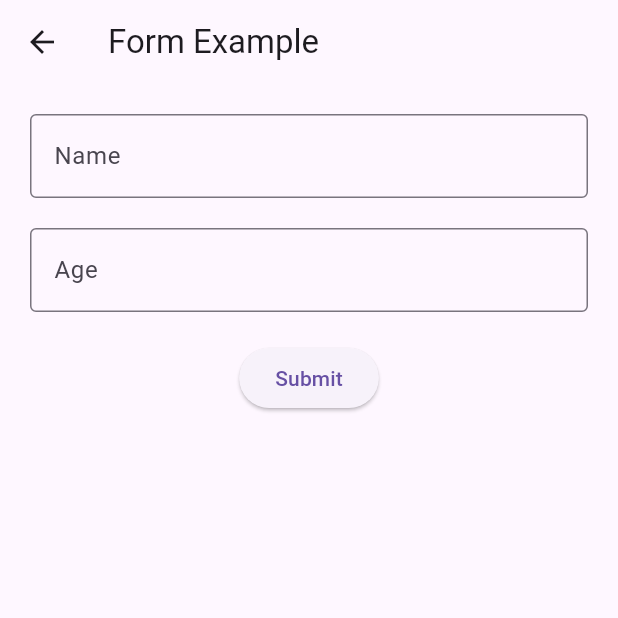
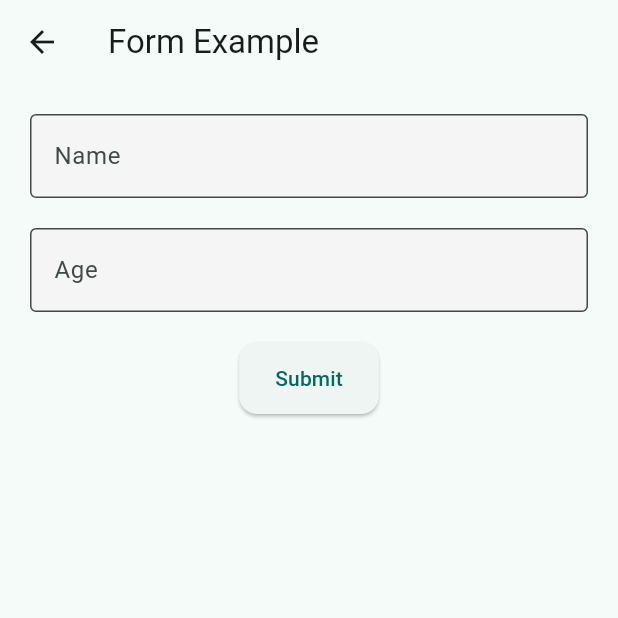
Before and after one commit to Usama-Mavric/flutter-todo-app, a Flutter app: the screen it shows after launch, after a tap on "Go to Form", on a phone screen of 412 x 824 dp, the top half of it. Run offline on Flutter 3.47's test engine with Material 3 defaults, Android fonts, the phone set to English and light mode, and no system bars; our stand-ins replace shared_preferences.

Commit message:
Theming setup

```diff
--- a/lib/main.dart
+++ b/lib/main.dart
@@ -19,7 +19,31 @@ class MyApp extends StatelessWidget {
   Widget build(BuildContext context) {
     return MaterialApp(
       title: "Learning Flutter",
-      theme: ThemeData(primarySwatch: Colors.blue),
+      debugShowCheckedModeBanner: false,
+      theme: ThemeData(
+        colorScheme: ColorScheme.fromSeed(seedColor: Colors.teal),
+        useMaterial3: true, // modern Material You design
+        textTheme: const TextTheme(
+          headlineMedium: TextStyle(fontSize: 22, fontWeight: FontWeight.bold),
+          bodyLarge: TextStyle(fontSize: 16),
+        ),
+        elevatedButtonTheme: ElevatedButtonThemeData(
+          style: ElevatedButton.styleFrom(
+            padding: const EdgeInsets.symmetric(vertical: 14, horizontal: 24),
+            shape: RoundedRectangleBorder(
+              borderRadius: BorderRadius.circular(12),
+            ),
+          ),
+        ),
+
+        inputDecorationTheme: InputDecorationTheme(
+          border: OutlineInputBorder(borderRadius: BorderRadius.circular(12)),
+          filled: true,
+          fillColor: Colors.grey.shade100,
+        ),
+      ),
+      darkTheme: ThemeData.dark(useMaterial3: true),
+      themeMode: ThemeMode.system,
       home: const HomeScreen(),
     );
   }
--- a/lib/pages/home.dart
+++ b/lib/pages/home.dart
@@ -22,69 +22,168 @@ class _HomeScreenState extends State<HomeScreen> {
   Widget build(BuildContext context) {
     final count = context.watch<TodoProvider>().todos.length;
     return Scaffold(
-      appBar: AppBar(title: const Text("Home")),
+      appBar: AppBar(title: const Text("🏠 Home"), centerTitle: true),
+
+      // body: Padding(
+      //   padding: const EdgeInsets.all(20),
+      //   child: Column(
+      //     mainAxisAlignment: MainAxisAlignment.center,
+      //     children: [
+      //       Text("Total Todos: $count"),
+      //       TextField(
+      //         controller: _nameController,
+      //         decoration: const InputDecoration(
+      //           labelText: "Enter your name",
+      //           border: OutlineInputBorder(),
+      //         ),
+      //       ),
+      //       const SizedBox(height: 20),
+      //       ElevatedButton(
+      //         child: const Text("Go to Counter"),
+      //         onPressed: () {
+      //           final name = _nameController.text;
+      //           // 🔹 Pass "name" to CounterScreen
+      //           Navigator.push(
+      //             context,
+      //             MaterialPageRoute(
+      //               builder: (context) => CounterScreen(username: name),
+      //             ),
+      //           );
+      //         },
+      //       ),
+      //       const SizedBox(height: 20),
+      //       ElevatedButton(
+      //         child: const Text("Go to Form"),
+      //         onPressed: () {
+      //           final name = _nameController.text;
+      //           // 🔹 Pass "name" to CounterScreen
+      //           Navigator.push(
+      //             context,
+      //             MaterialPageRoute(builder: (context) => FormScreen()),
+      //           );
+      //         },
+      //       ),
+      //       const SizedBox(height: 20),
+      //       ElevatedButton(
+      //         child: const Text("Go to Static List"),
+      //         onPressed: () {
+      //           Navigator.push(
+      //             context,
+      //             MaterialPageRoute(builder: (context) => const ListScreen()),
+      //           );
+      //         },
+      //       ),
+      //       const SizedBox(height: 20),
+      //       ElevatedButton(
+      //         child: const Text("Go to Todo App"),
+      //         onPressed: () {
+      //           Navigator.push(
+      //             context,
+      //             MaterialPageRoute(builder: (context) => const TodoScreen()),
+      //           );
+      //         },
+      //       ),
+      //     ],
+      //   ),
+      // ),
       body: Padding(
         padding: const EdgeInsets.all(20),
+        child: SingleChildScrollView(
+          // ✅ prevent overflow
           child: Column(
-          mainAxisAlignment: MainAxisAlignment.center,
+            crossAxisAlignment: CrossAxisAlignment.start,
             children: [
-            Text("Total Todos: $count"),
+              // Header
+              Text(
+                "Welcome Back 👋",
+                style: Theme.of(context).textTheme.headlineMedium,
+              ),
+              const SizedBox(height: 8),
+              Text(
+                "You have $count todos",
+                style: Theme.of(context).textTheme.bodyLarge,
+              ),
+
+              const SizedBox(height: 20),
+
+              // Input
               TextField(
                 controller: _nameController,
-              decoration: const InputDecoration(
-                labelText: "Enter your name",
-                border: OutlineInputBorder(),
+                decoration: const InputDecoration(labelText: "Enter your name"),
+              ),
+
+              const SizedBox(height: 30),
+
+              // Card with navigation buttons
+              Card(
+                elevation: 2,
+                shape: RoundedRectangleBorder(
+                  borderRadius: BorderRadius.circular(16),
+                ),
+                child: Padding(
+                  padding: const EdgeInsets.all(16),
+                  child: Column(
+                    children: [
+                      buildNavButton(
+                        context,
+                        "Go to Counter",
+                        () => Navigator.push(
+                          context,
+                          MaterialPageRoute(
+                            builder: (context) =>
+                                CounterScreen(username: _nameController.text),
                           ),
                         ),
-            const SizedBox(height: 20),
-            ElevatedButton(
-              child: const Text("Go to Counter"),
-              onPressed: () {
-                final name = _nameController.text;
-                // 🔹 Pass "name" to CounterScreen
-                Navigator.push(
+                      ),
+                      const SizedBox(height: 12),
+                      buildNavButton(
+                        context,
+                        "Go to Form",
+                        () => Navigator.push(
                           context,
                           MaterialPageRoute(
-                    builder: (context) => CounterScreen(username: name),
+                            builder: (context) => const FormScreen(),
                           ),
-                );
-              },
                         ),
-            const SizedBox(height: 20),
-            ElevatedButton(
-              child: const Text("Go to Form"),
-              onPressed: () {
-                final name = _nameController.text;
-                // 🔹 Pass "name" to CounterScreen
-                Navigator.push(
+                      ),
+                      const SizedBox(height: 12),
+                      buildNavButton(
                         context,
-                  MaterialPageRoute(builder: (context) => FormScreen()),
-                );
-              },
+                        "Go to Static List",
+                        () => Navigator.push(
+                          context,
+                          MaterialPageRoute(
+                            builder: (context) => const ListScreen(),
                           ),
-            const SizedBox(height: 20),
-            ElevatedButton(
-              child: const Text("Go to Static List"),
-              onPressed: () {
-                Navigator.push(
+                        ),
+                      ),
+                      const SizedBox(height: 12),
+                      buildNavButton(
                         context,
-                  MaterialPageRoute(builder: (context) => const ListScreen()),
-                );
-              },
+                        "Go to Todo App",
+                        () => Navigator.push(
+                          context,
+                          MaterialPageRoute(
+                            builder: (context) => const TodoScreen(),
                           ),
-            const SizedBox(height: 20),
-            ElevatedButton(
-              child: const Text("Go to Todo App"),
-              onPressed: () {
-                Navigator.push(
-                  context,
-                  MaterialPageRoute(builder: (context) => const TodoScreen()),
-                );
-              },
+                        ),
                       ),
                     ],
+                  ),
+                ),
+              ),
+            ],
+          ),
         ),
       ),
     );
   }
 }
+
+// 🔹 Helper button
+Widget buildNavButton(BuildContext context, String text, VoidCallback onTap) {
+  return SizedBox(
+    width: double.infinity,
+    child: ElevatedButton(onPressed: onTap, child: Text(text)),
+  );
+}
```
Lines whose indentation alone changed are shown as unchanged.
